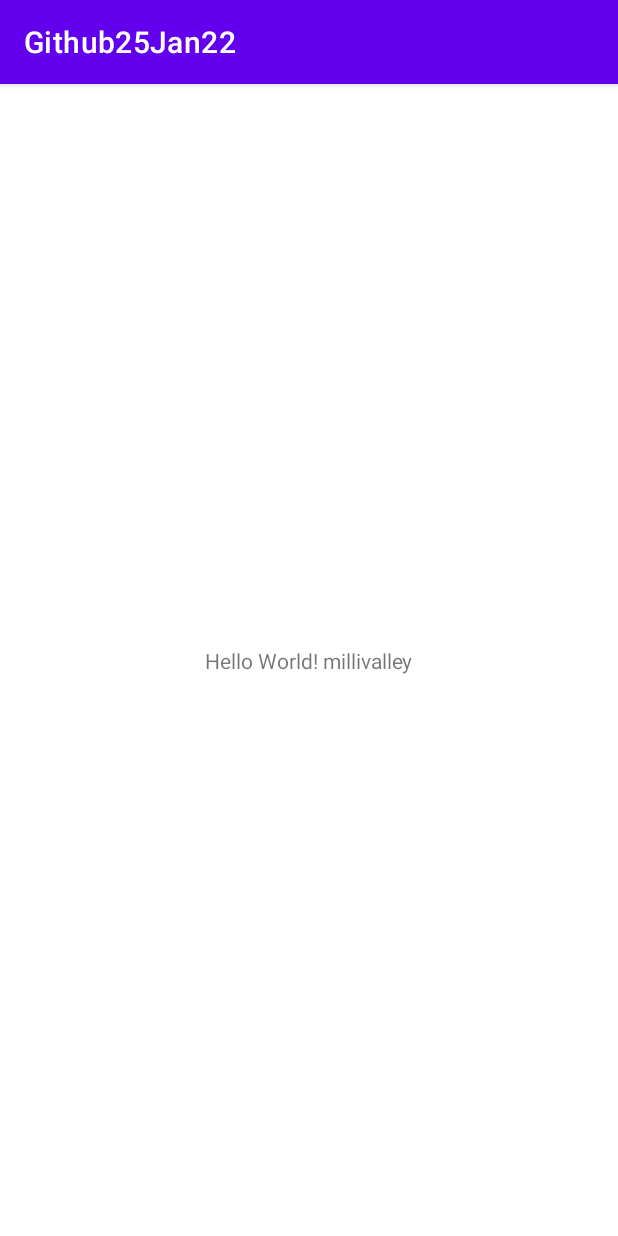
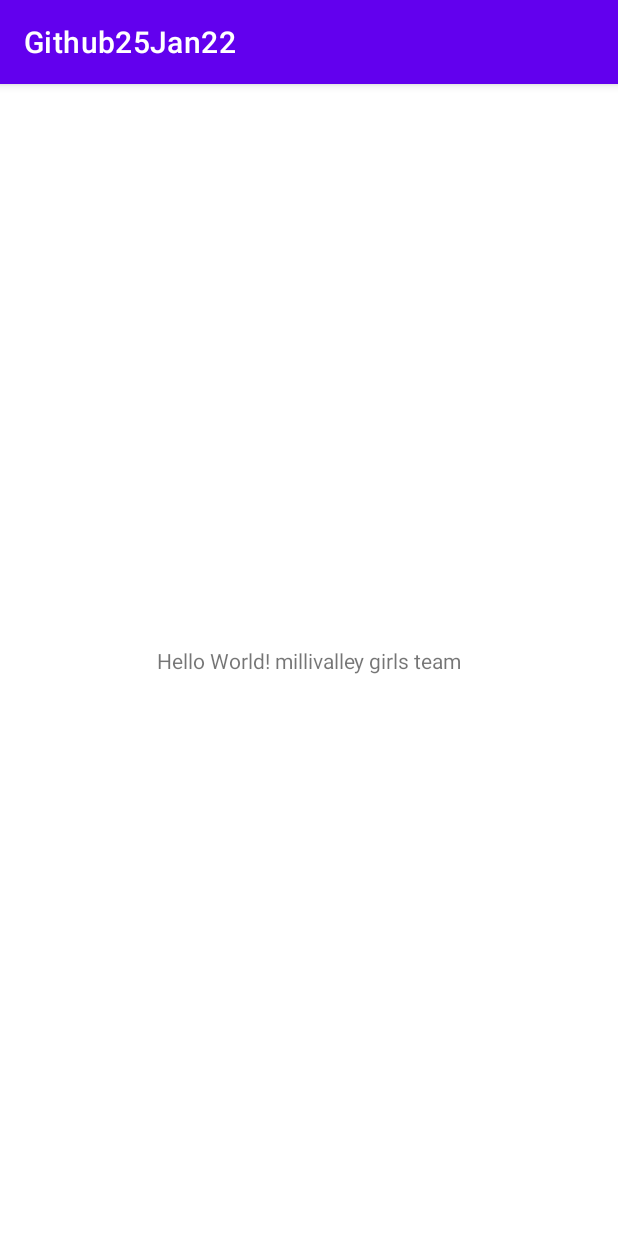
Before and after one commit to muhmmedahmed27/Github25Jan22, an Android app: the screen it shows after launch (MainActivity), on a phone screen of 412 x 824 dp. Run offline under Robolectric (Android 15) with nearby library versions, the phone set to English and light mode, and no system bars.

Commit message:
default third commit

```diff
--- a/app/src/main/res/layout/activity_main.xml
+++ b/app/src/main/res/layout/activity_main.xml
@@ -9,7 +9,7 @@
     <TextView
         android:layout_width="wrap_content"
         android:layout_height="wrap_content"
-        android:text="Hello World! millivalley"
+        android:text="Hello World! millivalley girls team"
         app:layout_constraintBottom_toBottomOf="parent"
         app:layout_constraintLeft_toLeftOf="parent"
         app:layout_constraintRight_toRightOf="parent"
```
